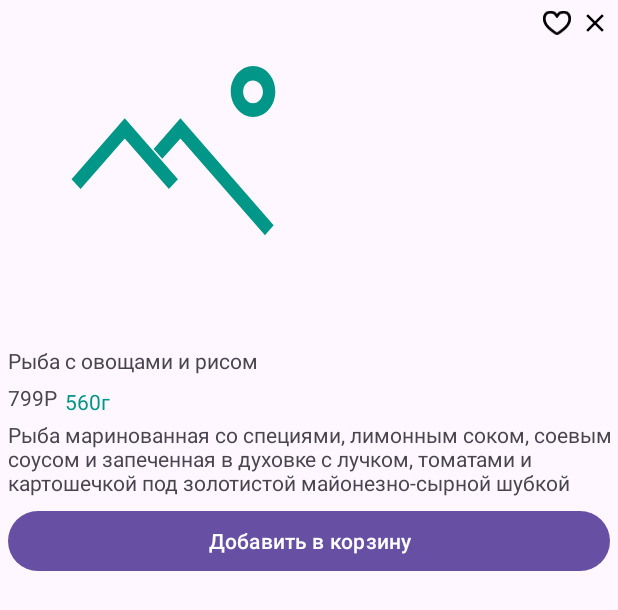
After one commit to EgorKisel/MyFoodApp, an Android app: the layout dialog_fragment_product.xml on its own in the app's theme, with its tools: preview values and no code run, on a phone screen of 412 x 824 dp. The commit adds this screen. Shown: the top 610 px of the screen. Run offline under Robolectric (Android 15) with nearby library versions, the phone set to English and light mode, and no system bars.

Commit message:
+ макет dialog_fragment_product

```diff
--- /dev/null
+++ b/app/src/main/res/drawable/ic_close.xml
@@ -0,0 +1,5 @@
+<vector android:height="24dp" android:tint="#000000"
+    android:viewportHeight="24" android:viewportWidth="24"
+    android:width="24dp" xmlns:android="http://schemas.android.com/apk/res/android">
+    <path android:fillColor="@android:color/white" android:pathData="M19,6.41L17.59,5 12,10.59 6.41,5 5,6.41 10.59,12 5,17.59 6.41,19 12,13.41 17.59,19 19,17.59 13.41,12z"/>
+</vector>
--- /dev/null
+++ b/app/src/main/res/drawable/ic_like.xml
@@ -0,0 +1,13 @@
+<?xml version="1.0" encoding="utf-8"?>
+<vector xmlns:android="http://schemas.android.com/apk/res/android"
+    android:width="22dp"
+    android:height="18dp"
+    android:viewportWidth="22"
+    android:viewportHeight="18">
+    <path
+        android:pathData="M11 4.16221C8.92589 -0.544037 1.66663 -0.0427783 1.66663 5.97235C1.66663 11.9875 11 17 11 17C11 17 20.3333 11.9875 20.3333 5.97235C20.3333 -0.0427783 13.074 -0.544037 11 4.16221Z"
+        android:strokeColor="@color/black"
+        android:strokeLineCap="round"
+        android:strokeLineJoin="round"
+        android:strokeWidth="2" />
+</vector>
--- /dev/null
+++ b/app/src/main/res/layout/dialog_fragment_product.xml
@@ -0,0 +1,93 @@
+<?xml version="1.0" encoding="utf-8"?>
+<androidx.constraintlayout.widget.ConstraintLayout xmlns:android="http://schemas.android.com/apk/res/android"
+    xmlns:app="http://schemas.android.com/apk/res-auto"
+    android:layout_width="match_parent"
+    android:layout_height="wrap_content"
+    android:orientation="vertical">
+
+    <androidx.appcompat.widget.AppCompatImageView
+        android:id="@+id/imgProduct"
+        android:layout_width="wrap_content"
+        android:layout_height="wrap_content"
+        android:layout_marginStart="@dimen/margin_start_5"
+        android:layout_marginTop="@dimen/margin_top_5"
+        app:layout_constraintStart_toStartOf="parent"
+        app:layout_constraintTop_toTopOf="parent"
+        app:srcCompat="@drawable/ic_no_photo_vector" />
+
+    <androidx.appcompat.widget.AppCompatImageView
+        android:id="@+id/btnClose"
+        android:layout_width="@dimen/img_btn_size"
+        android:layout_height="@dimen/img_btn_size"
+        android:layout_marginTop="@dimen/margin_top_5"
+        android:layout_marginEnd="@dimen/margin_end_5"
+        app:layout_constraintEnd_toEndOf="parent"
+        app:layout_constraintTop_toTopOf="parent"
+        app:srcCompat="@drawable/ic_close" />
+
+    <androidx.appcompat.widget.AppCompatImageView
+        android:id="@+id/btnFavorites"
+        android:layout_width="@dimen/img_btn_size"
+        android:layout_height="@dimen/img_btn_size"
+        android:layout_marginTop="@dimen/margin_top_5"
+        android:layout_marginEnd="@dimen/margin_end_5"
+        app:layout_constraintEnd_toStartOf="@id/btnClose"
+        app:layout_constraintTop_toTopOf="parent"
+        app:srcCompat="@drawable/ic_like" />
+
+    <androidx.appcompat.widget.AppCompatTextView
+        android:id="@+id/tvProductName"
+        android:layout_width="match_parent"
+        android:layout_height="wrap_content"
+        android:layout_marginStart="@dimen/margin_start_5"
+        android:layout_marginTop="@dimen/margin_top_5"
+        android:text="Рыба с овощами и рисом"
+        app:layout_constraintStart_toStartOf="parent"
+        app:layout_constraintTop_toBottomOf="@id/imgProduct" />
+
+    <androidx.appcompat.widget.AppCompatTextView
+        android:id="@+id/tvProductPrice"
+        android:layout_width="wrap_content"
+        android:layout_height="wrap_content"
+        android:layout_marginStart="@dimen/margin_start_5"
+        android:layout_marginTop="@dimen/margin_top_5"
+        android:text="799Р"
+        app:layout_constraintBottom_toTopOf="@id/tvProductDescription"
+        app:layout_constraintEnd_toStartOf="@id/tvProductWeight"
+        app:layout_constraintStart_toStartOf="parent"
+        app:layout_constraintTop_toBottomOf="@id/tvProductName" />
+
+    <androidx.appcompat.widget.AppCompatTextView
+        android:id="@+id/tvProductWeight"
+        android:layout_width="wrap_content"
+        android:layout_height="wrap_content"
+        android:layout_marginStart="@dimen/margin_start_5"
+        android:layout_marginTop="@dimen/margin_top_5"
+        android:text="560г"
+        android:textColor="@color/color_gray"
+        app:layout_constraintBottom_toTopOf="@id/tvProductDescription"
+        app:layout_constraintStart_toEndOf="@id/tvProductPrice"
+        app:layout_constraintTop_toBottomOf="@id/tvProductName" />
+
+    <androidx.appcompat.widget.AppCompatTextView
+        android:id="@+id/tvProductDescription"
+        android:layout_width="match_parent"
+        android:layout_height="wrap_content"
+        android:layout_marginStart="@dimen/margin_start_5"
+        android:layout_marginTop="@dimen/margin_top_5"
+        android:text="Рыба маринованная со специями, лимонным соком, соевым соусом и запеченная в духовке с лучком, томатами и картошечкой под золотистой майонезно-сырной шубкой"
+        app:layout_constraintStart_toStartOf="parent"
+        app:layout_constraintTop_toBottomOf="@id/tvProductPrice" />
+
+    <com.google.android.material.button.MaterialButton
+        android:id="@+id/btnAdd"
+        android:layout_width="match_parent"
+        android:layout_height="wrap_content"
+        android:layout_marginStart="@dimen/margin_start_5"
+        android:layout_marginTop="@dimen/margin_top_5"
+        android:text="@string/add_to_basket"
+        android:layout_marginEnd="@dimen/margin_end_5"
+        app:layout_constraintStart_toStartOf="parent"
+        app:layout_constraintTop_toBottomOf="@id/tvProductDescription" />
+
+</androidx.constraintlayout.widget.ConstraintLayout>
--- a/app/src/main/res/values/dimens.xml
+++ b/app/src/main/res/values/dimens.xml
@@ -13,4 +13,5 @@
     <dimen name="margin_top_10">10dp</dimen>
     <dimen name="margin_end_10">10dp</dimen>
     <dimen name="margin_16">16dp</dimen>
+    <dimen name="img_btn_size">20dp</dimen>
 </resources>
--- a/app/src/main/res/values/strings.xml
+++ b/app/src/main/res/values/strings.xml
@@ -9,4 +9,5 @@
     <string name="salads">Салаты</string>
     <string name="with_rise">С рисом</string>
     <string name="with_fish">С рыбой</string>
+    <string name="add_to_basket">Добавить в корзину</string>
 </resources>
```
